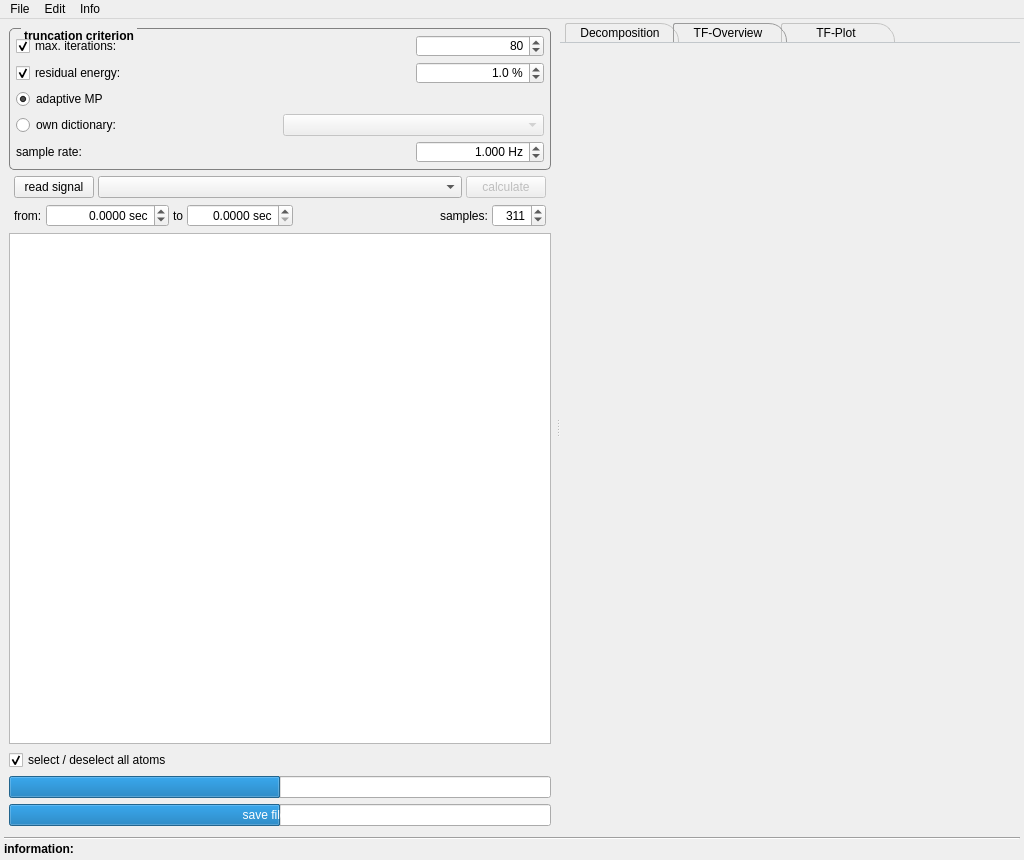
This is applications/mne_matching_pursuit/mainwindow.ui in LostSign/mne-cpp as Qt 5 draws it before an edit. The edited form follows.
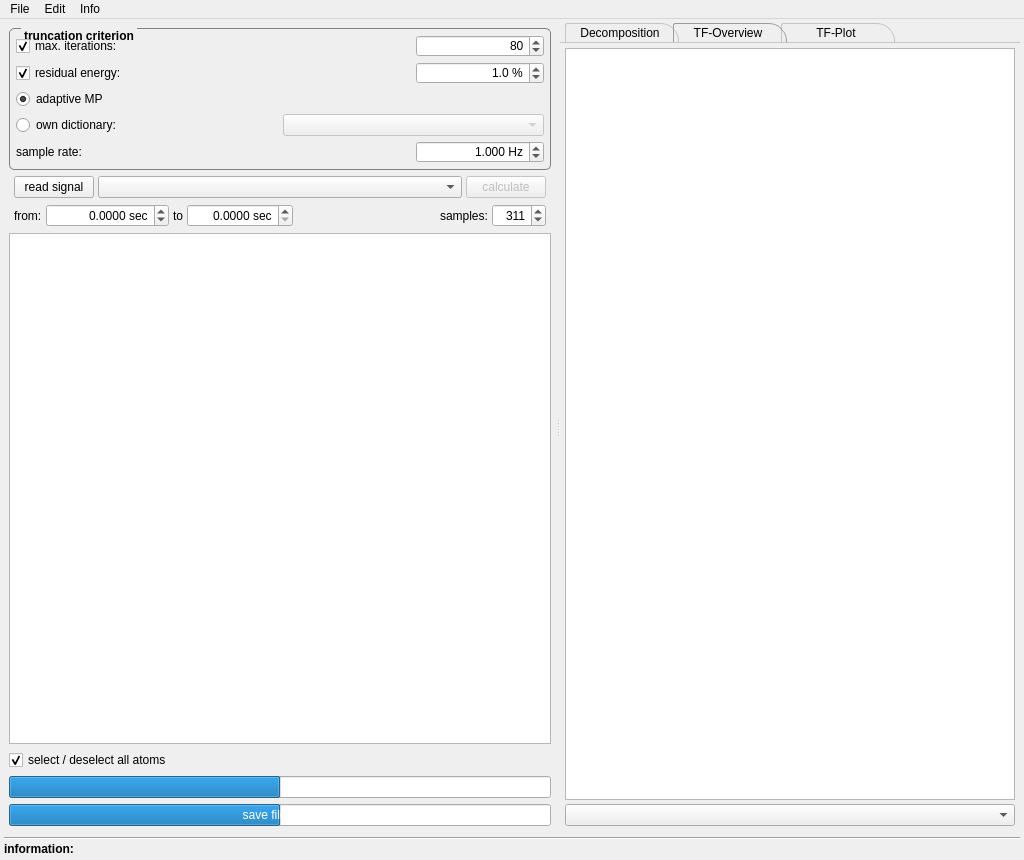
This is the edited form. The open tabs and pages were chosen to show the change. Icons and pictures are not drawn.

Commit message: new: tfplotscene and tfplotsceneitem for tfplot in overview overall channels

```diff
--- a/applications/mne_matching_pursuit/mainwindow.ui
+++ b/applications/mne_matching_pursuit/mainwindow.ui
@@ -948,6 +948,14 @@
            <attribute name="title">
             <string>TF-Overview</string>
            </attribute>
+           <layout class="QGridLayout" name="gridLayout_2">
+            <item row="0" column="0">
+             <widget class="QGraphicsView" name="gv_tfplot_overview"/>
+            </item>
+            <item row="1" column="0">
+             <widget class="QComboBox" name="cb_layouts"/>
+            </item>
+           </layout>
           </widget>
           <widget class="QWidget" name="tw_Tab2">
            <attribute name="title">
```
The commit also changes 7 other files.
